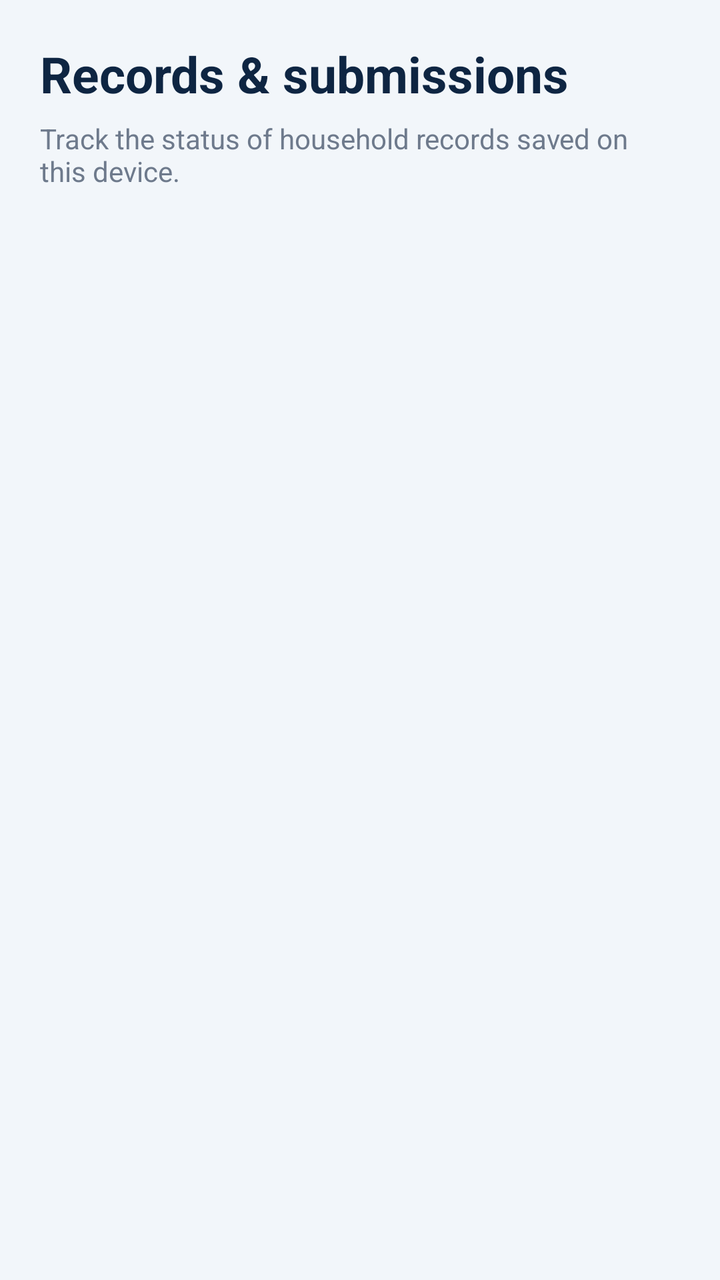
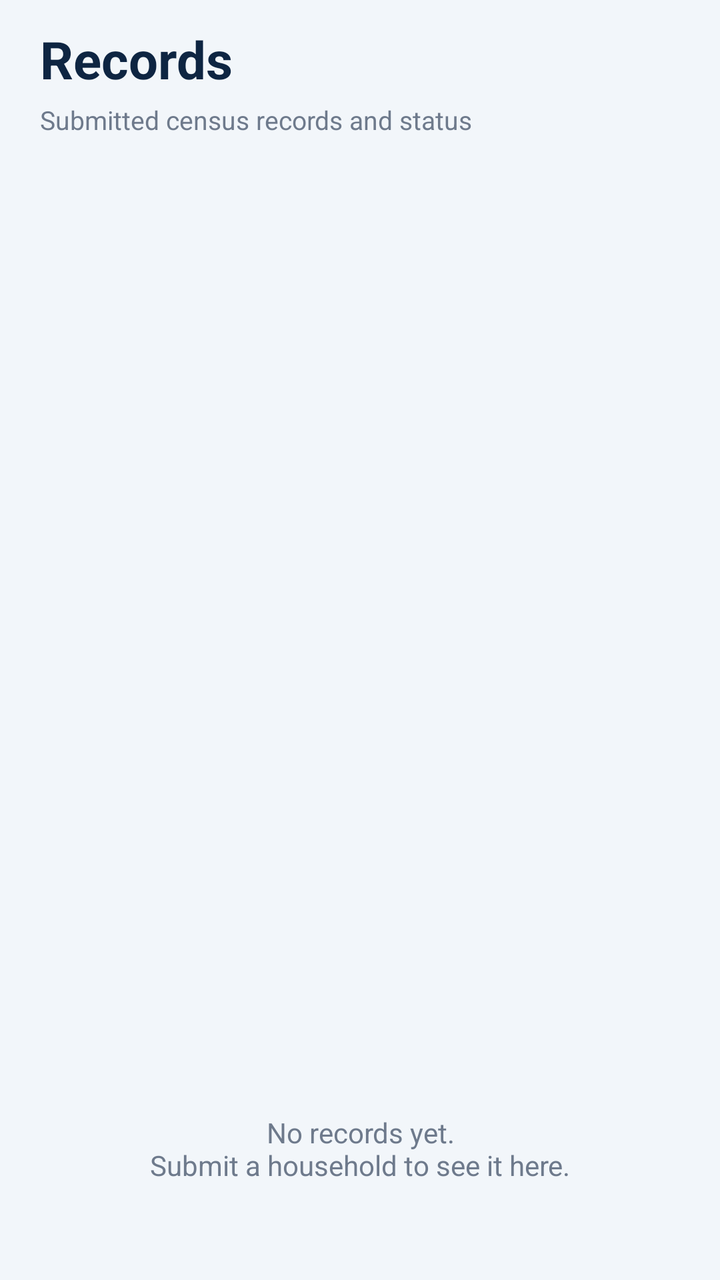

Compare the two renders of this Android layout. The source of the first and the diff that turns it into the second are given below.
<!-- AndroidManifest.xml: application theme Theme.CSUCensus -->
<!-- res/layout/fragment_records.xml -->
<LinearLayout
    xmlns:android="http://schemas.android.com/apk/res/android"
    android:layout_width="match_parent"
    android:layout_height="match_parent"
    android:orientation="vertical"
    android:background="@color/background"
    android:padding="20dp">

    <TextView
        android:layout_width="wrap_content"
        android:layout_height="wrap_content"
        android:text="Records &amp; submissions"
        android:textColor="@color/navy"
        android:textSize="25sp"
        android:textStyle="bold" />

    <TextView
        android:layout_width="match_parent"
        android:layout_height="wrap_content"
        android:text="Track the status of household records saved on this device."
        android:textColor="@color/muted"
        android:layout_marginTop="6dp" />

    <androidx.recyclerview.widget.RecyclerView
        android:id="@+id/rvRecords"
        android:layout_width="match_parent"
        android:layout_height="0dp"
        android:layout_weight="1"
        android:layout_marginTop="14dp" />

    <TextView
        android:id="@+id/tvRecordsEmpty"
        android:layout_width="match_parent"
        android:layout_height="wrap_content"
        android:text="No submissions yet. Open a household and choose Submit record."
        android:textColor="@color/muted"
        android:gravity="center"
        android:padding="26dp"
        android:visibility="gone" />

</LinearLayout>
<!-- resources referenced by this layout -->
<resources>
  <color name="background">#F2F6FA</color>
  <color name="muted">#6E7A8C</color>
  <color name="navy">#0E2542</color>
  <style name="Theme.CSUCensus" parent="Theme.MaterialComponents.DayNight.NoActionBar">
          <item name="colorPrimary">@color/blue</item>
          <item name="colorPrimaryVariant">@color/blue_dark</item>
          <item name="colorSecondary">@color/green</item>
          <item name="colorOnPrimary">@color/white</item>
          <item name="android:fontFamily">sans-serif</item>
          <item name="android:windowLightStatusBar">true</item>
          <item name="android:statusBarColor">@android:color/transparent</item>
          <item name="android:navigationBarColor">@color/white</item>
          <item name="android:windowLightNavigationBar">true</item>
          <item name="android:windowBackground">@color/background</item>
      </style>
  <color name="blue">#255DB0</color>
  <color name="blue_dark">#1E4A8C</color>
  <color name="green">#2A966B</color>
  <color name="white">#FFFFFF</color>
</resources>

<!-- the commit's change to res/layout/fragment_records.xml (unified diff, before → after) -->
@@ -1,41 +1,46 @@
+<?xml version="1.0" encoding="utf-8"?>
 <LinearLayout
     xmlns:android="http://schemas.android.com/apk/res/android"
     android:layout_width="match_parent"
     android:layout_height="match_parent"
     android:orientation="vertical"
     android:background="@color/background"
-    android:padding="20dp">
+    android:paddingHorizontal="20dp"
+    android:paddingTop="12dp"
+    android:paddingBottom="8dp">
 
     <TextView
         android:layout_width="wrap_content"
         android:layout_height="wrap_content"
-        android:text="Records &amp; submissions"
+        android:text="Records"
         android:textColor="@color/navy"
-        android:textSize="25sp"
+        android:textSize="26sp"
         android:textStyle="bold" />
 
     <TextView
-        android:layout_width="match_parent"
+        android:layout_width="wrap_content"
         android:layout_height="wrap_content"
-        android:text="Track the status of household records saved on this device."
+        android:text="Submitted census records and status"
         android:textColor="@color/muted"
-        android:layout_marginTop="6dp" />
+        android:textSize="13sp"
+        android:layout_marginTop="4dp" />
 
     <androidx.recyclerview.widget.RecyclerView
         android:id="@+id/rvRecords"
         android:layout_width="match_parent"
         android:layout_height="0dp"
         android:layout_weight="1"
-        android:layout_marginTop="14dp" />
+        android:paddingTop="14dp"
+        android:clipToPadding="false"
+        android:overScrollMode="never" />
 
     <TextView
         android:id="@+id/tvRecordsEmpty"
         android:layout_width="match_parent"
         android:layout_height="wrap_content"
-        android:text="No submissions yet. Open a household and choose Submit record."
+        android:text="No records yet.\nSubmit a household to see it here."
         android:textColor="@color/muted"
+        android:textSize="14sp"
         android:gravity="center"
-        android:padding="26dp"
-        android:visibility="gone" />
-
+        android:padding="40dp" />
 </LinearLayout>
